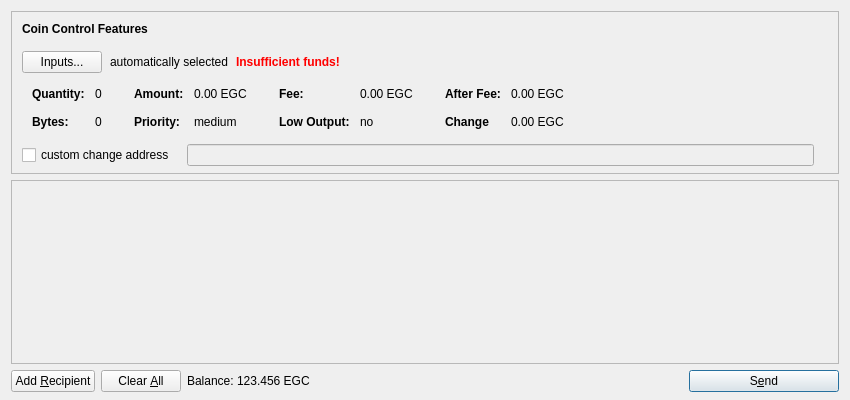
First picture: the form in src/qt/forms/sendcoinsdialog.ui, repository EverGreenCoinDev/EverGreenCoin, before the edit.
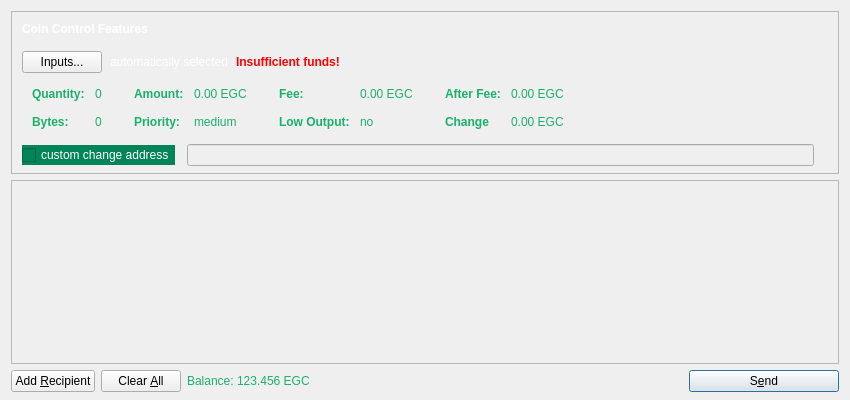
Second picture: the form after the edit. Icons and pictures are not drawn.

```diff
--- a/src/qt/forms/sendcoinsdialog.ui
+++ b/src/qt/forms/sendcoinsdialog.ui
@@ -78,7 +78,7 @@
              </sizepolicy>
             </property>
             <property name="styleSheet">
-             <string notr="true">font-weight:bold;</string>
+             <string notr="true">font-weight:bold; color: #ffffff;</string>
             </property>
             <property name="text">
              <string>Coin Control Features</string>
@@ -107,6 +107,9 @@
           </item>
           <item>
            <widget class="QLabel" name="labelCoinControlAutomaticallySelected">
+            <property name="styleSheet">
+             <string notr="true"> color: #ffffff;</string>
+            </property>
             <property name="text">
              <string>automatically selected</string>
             </property>
@@ -204,7 +207,7 @@
                <item row="0" column="0">
                 <widget class="QLabel" name="labelCoinControlQuantityText">
                  <property name="styleSheet">
-                  <string notr="true">font-weight:bold;</string>
+                  <string notr="true">font-weight:bold;color: #1ab06c;</string>
                  </property>
                  <property name="text">
                   <string>Quantity:</string>
@@ -222,6 +225,9 @@
                  <property name="contextMenuPolicy">
                   <enum>Qt::ActionsContextMenu</enum>
                  </property>
+                 <property name="styleSheet">
+                  <string notr="true">color: #1ab06c;</string>
+                 </property>
                  <property name="text">
                   <string>0</string>
                  </property>
@@ -236,7 +242,7 @@
                <item row="1" column="0">
                 <widget class="QLabel" name="labelCoinControlBytesText">
                  <property name="styleSheet">
-                  <string notr="true">font-weight:bold;</string>
+                  <string notr="true">font-weight:bold;color: #1ab06c;</string>
                  </property>
                  <property name="text">
                   <string>Bytes:</string>
@@ -251,6 +257,9 @@
                  <property name="contextMenuPolicy">
                   <enum>Qt::ActionsContextMenu</enum>
                  </property>
+                 <property name="styleSheet">
+                  <string notr="true">color: #1ab06c;</string>
+                 </property>
                  <property name="text">
                   <string>0</string>
                  </property>
@@ -281,7 +290,7 @@
                <item row="0" column="0">
                 <widget class="QLabel" name="labelCoinControlAmountText">
                  <property name="styleSheet">
-                  <string notr="true">font-weight:bold;</string>
+                  <string notr="true">font-weight:bold;color: #1ab06c;</string>
                  </property>
                  <property name="text">
                   <string>Amount:</string>
@@ -299,6 +308,9 @@
                  <property name="contextMenuPolicy">
                   <enum>Qt::ActionsContextMenu</enum>
                  </property>
+                 <property name="styleSheet">
+                  <string notr="true">color: #1ab06c;</string>
+                 </property>
                  <property name="text">
                   <string>0.00 EGC</string>
                  </property>
@@ -310,7 +322,7 @@
                <item row="1" column="0">
                 <widget class="QLabel" name="labelCoinControlPriorityText">
                  <property name="styleSheet">
-                  <string notr="true">font-weight:bold;</string>
+                  <string notr="true">font-weight:bold;color: #1ab06c;</string>
                  </property>
                  <property name="text">
                   <string>Priority:</string>
@@ -325,6 +337,9 @@
                  <property name="contextMenuPolicy">
                   <enum>Qt::ActionsContextMenu</enum>
                  </property>
+                 <property name="styleSheet">
+                  <string notr="true">color: #1ab06c;</string>
+                 </property>
                  <property name="text">
                   <string>medium</string>
                  </property>
@@ -355,7 +370,7 @@
                <item row="0" column="0">
                 <widget class="QLabel" name="labelCoinControlFeeText">
                  <property name="styleSheet">
-                  <string notr="true">font-weight:bold;</string>
+                  <string notr="true">font-weight:bold;color: #1ab06c;</string>
                  </property>
                  <property name="text">
                   <string>Fee:</string>
@@ -373,6 +388,9 @@
                  <property name="contextMenuPolicy">
                   <enum>Qt::ActionsContextMenu</enum>
                  </property>
+                 <property name="styleSheet">
+                  <string notr="true">color: #1ab06c;</string>
+                 </property>
                  <property name="text">
                   <string>0.00 EGC</string>
                  </property>
@@ -384,7 +402,7 @@
                <item row="1" column="0">
                 <widget class="QLabel" name="labelCoinControlLowOutputText">
                  <property name="styleSheet">
-                  <string notr="true">font-weight:bold;</string>
+                  <string notr="true">font-weight:bold;color: #1ab06c;</string>
                  </property>
                  <property name="text">
                   <string>Low Output:</string>
@@ -399,6 +417,9 @@
                  <property name="contextMenuPolicy">
                   <enum>Qt::ActionsContextMenu</enum>
                  </property>
+                 <property name="styleSheet">
+                  <string notr="true">color: #1ab06c;</string>
+                 </property>
                  <property name="text">
                   <string>no</string>
                  </property>
@@ -429,7 +450,7 @@
                <item row="0" column="0">
                 <widget class="QLabel" name="labelCoinControlAfterFeeText">
                  <property name="styleSheet">
-                  <string notr="true">font-weight:bold;</string>
+                  <string notr="true">font-weight:bold;color: #1ab06c;</string>
                  </property>
                  <property name="text">
                   <string>After Fee:</string>
@@ -447,6 +468,9 @@
                  <property name="contextMenuPolicy">
                   <enum>Qt::ActionsContextMenu</enum>
                  </property>
+                 <property name="styleSheet">
+                  <string notr="true">color: #1ab06c;</string>
+                 </property>
                  <property name="text">
                   <string>0.00 EGC</string>
                  </property>
@@ -458,7 +482,7 @@
                <item row="1" column="0">
                 <widget class="QLabel" name="labelCoinControlChangeText">
                  <property name="styleSheet">
-                  <string notr="true">font-weight:bold;</string>
+                  <string notr="true">font-weight:bold;color: #1ab06c;</string>
                  </property>
                  <property name="text">
                   <string>Change</string>
@@ -473,6 +497,9 @@
                  <property name="contextMenuPolicy">
                   <enum>Qt::ActionsContextMenu</enum>
                  </property>
+                 <property name="styleSheet">
+                  <string notr="true">color: #1ab06c;</string>
+                 </property>
                  <property name="text">
                   <string>0.00 EGC</string>
                  </property>
@@ -504,6 +531,9 @@
           </property>
           <item>
            <widget class="QCheckBox" name="checkBoxCoinControlChange">
+            <property name="styleSheet">
+             <string notr="true">background-color: #018457;  color: #ffffff;</string>
+            </property>
             <property name="text">
              <string>custom change address</string>
             </property>
@@ -679,9 +709,9 @@
             <colorrole role="WindowText">
              <brush brushstyle="SolidPattern">
               <color alpha="255">
-               <red>0</red>
-               <green>0</green>
-               <blue>0</blue>
+               <red>26</red>
+               <green>176</green>
+               <blue>108</blue>
               </color>
              </brush>
             </colorrole>
@@ -733,9 +763,9 @@
             <colorrole role="Text">
              <brush brushstyle="SolidPattern">
               <color alpha="255">
-               <red>1</red>
-               <green>132</green>
-               <blue>87</blue>
+               <red>26</red>
+               <green>176</green>
+               <blue>108</blue>
               </color>
              </brush>
             </colorrole>
@@ -751,9 +781,9 @@
             <colorrole role="ButtonText">
              <brush brushstyle="SolidPattern">
               <color alpha="255">
-               <red>0</red>
-               <green>0</green>
-               <blue>0</blue>
+               <red>26</red>
+               <green>176</green>
+               <blue>108</blue>
               </color>
              </brush>
             </colorrole>
@@ -816,9 +846,9 @@
             <colorrole role="WindowText">
              <brush brushstyle="SolidPattern">
               <color alpha="255">
-               <red>0</red>
-               <green>0</green>
-               <blue>0</blue>
+               <red>26</red>
+               <green>176</green>
+               <blue>108</blue>
               </color>
              </brush>
             </colorrole>
@@ -870,9 +900,9 @@
             <colorrole role="Text">
              <brush brushstyle="SolidPattern">
               <color alpha="255">
-               <red>1</red>
-               <green>132</green>
-               <blue>87</blue>
+               <red>26</red>
+               <green>176</green>
+               <blue>108</blue>
               </color>
              </brush>
             </colorrole>
@@ -888,9 +918,9 @@
             <colorrole role="ButtonText">
              <brush brushstyle="SolidPattern">
               <color alpha="255">
-               <red>0</red>
-               <green>0</green>
-               <blue>0</blue>
+               <red>26</red>
+               <green>176</green>
+               <blue>108</blue>
               </color>
              </brush>
             </colorrole>
@@ -953,9 +983,9 @@
             <colorrole role="WindowText">
              <brush brushstyle="SolidPattern">
               <color alpha="255">
-               <red>0</red>
-               <green>66</green>
-               <blue>43</blue>
+               <red>26</red>
+               <green>176</green>
+               <blue>108</blue>
               </color>
              </brush>
             </colorrole>
@@ -1007,9 +1037,9 @@
             <colorrole role="Text">
              <brush brushstyle="SolidPattern">
               <color alpha="255">
-               <red>0</red>
-               <green>66</green>
-               <blue>43</blue>
+               <red>26</red>
+               <green>176</green>
+               <blue>108</blue>
               </color>
              </brush>
             </colorrole>
@@ -1025,9 +1055,9 @@
             <colorrole role="ButtonText">
              <brush brushstyle="SolidPattern">
               <color alpha="255">
-               <red>0</red>
-               <green>66</green>
-               <blue>43</blue>
+               <red>26</red>
+               <green>176</green>
+               <blue>108</blue>
               </color>
              </brush>
             </colorrole>
@@ -1088,6 +1118,9 @@
            </disabled>
           </palette>
          </property>
+         <property name="styleSheet">
+          <string notr="true">color: #1ab06c;</string>
+         </property>
          <property name="text">
           <string>Balance:</string>
          </property>
@@ -1107,9 +1140,9 @@
             <colorrole role="WindowText">
              <brush brushstyle="SolidPattern">
               <color alpha="255">
-               <red>0</red>
-               <green>0</green>
-               <blue>0</blue>
+               <red>26</red>
+               <green>176</green>
+               <blue>108</blue>
               </color>
              </brush>
             </colorrole>
@@ -1161,9 +1194,9 @@
             <colorrole role="Text">
              <brush brushstyle="SolidPattern">
               <color alpha="255">
-               <red>1</red>
-               <green>132</green>
-               <blue>87</blue>
+               <red>26</red>
+               <green>176</green>
+               <blue>108</blue>
               </color>
              </brush>
             </colorrole>
@@ -1179,9 +1212,9 @@
             <colorrole role="ButtonText">
              <brush brushstyle="SolidPattern">
               <color alpha="255">
-               <red>0</red>
-               <green>0</green>
-               <blue>0</blue>
+               <red>26</red>
+               <green>176</green>
+               <blue>108</blue>
               </color>
              </brush>
             </colorrole>
@@ -1244,9 +1277,9 @@
             <colorrole role="WindowText">
              <brush brushstyle="SolidPattern">
               <color alpha="255">
-               <red>0</red>
-               <green>0</green>
-               <blue>0</blue>
+               <red>26</red>
+               <green>176</green>
+               <blue>108</blue>
               </color>
              </brush>
             </colorrole>
@@ -1298,9 +1331,9 @@
             <colorrole role="Text">
              <brush brushstyle="SolidPattern">
               <color alpha="255">
-               <red>1</red>
-               <green>132</green>
-               <blue>87</blue>
+               <red>26</red>
+               <green>176</green>
+               <blue>108</blue>
               </color>
              </brush>
             </colorrole>
@@ -1316,9 +1349,9 @@
             <colorrole role="ButtonText">
              <brush brushstyle="SolidPattern">
               <color alpha="255">
-               <red>0</red>
-               <green>0</green>
-               <blue>0</blue>
+               <red>26</red>
+               <green>176</green>
+               <blue>108</blue>
               </color>
              </brush>
             </colorrole>
@@ -1381,9 +1414,9 @@
             <colorrole role="WindowText">
              <brush brushstyle="SolidPattern">
               <color alpha="255">
-               <red>0</red>
-               <green>66</green>
-               <blue>43</blue>
+               <red>26</red>
+               <green>176</green>
+               <blue>108</blue>
               </color>
              </brush>
             </colorrole>
@@ -1435,9 +1468,9 @@
             <colorrole role="Text">
              <brush brushstyle="SolidPattern">
               <color alpha="255">
-               <red>0</red>
-               <green>66</green>
-               <blue>43</blue>
+               <red>26</red>
+               <green>176</green>
+               <blue>108</blue>
               </color>
              </brush>
             </colorrole>
@@ -1453,9 +1486,9 @@
             <colorrole role="ButtonText">
              <brush brushstyle="SolidPattern">
               <color alpha="255">
-               <red>0</red>
-               <green>66</green>
-               <blue>43</blue>
+               <red>26</red>
+               <green>176</green>
+               <blue>108</blue>
               </color>
              </brush>
             </colorrole>
@@ -1519,6 +1552,9 @@
          <property name="cursor">
           <cursorShape>IBeamCursor</cursorShape>
          </property>
+         <property name="styleSheet">
+          <string notr="true">color: #1ab06c;</string>
+         </property>
          <property name="text">
           <string>123.456 EGC</string>
          </property>
```
Left out of the diff: 2 changed lines with no effect on the pictures.
